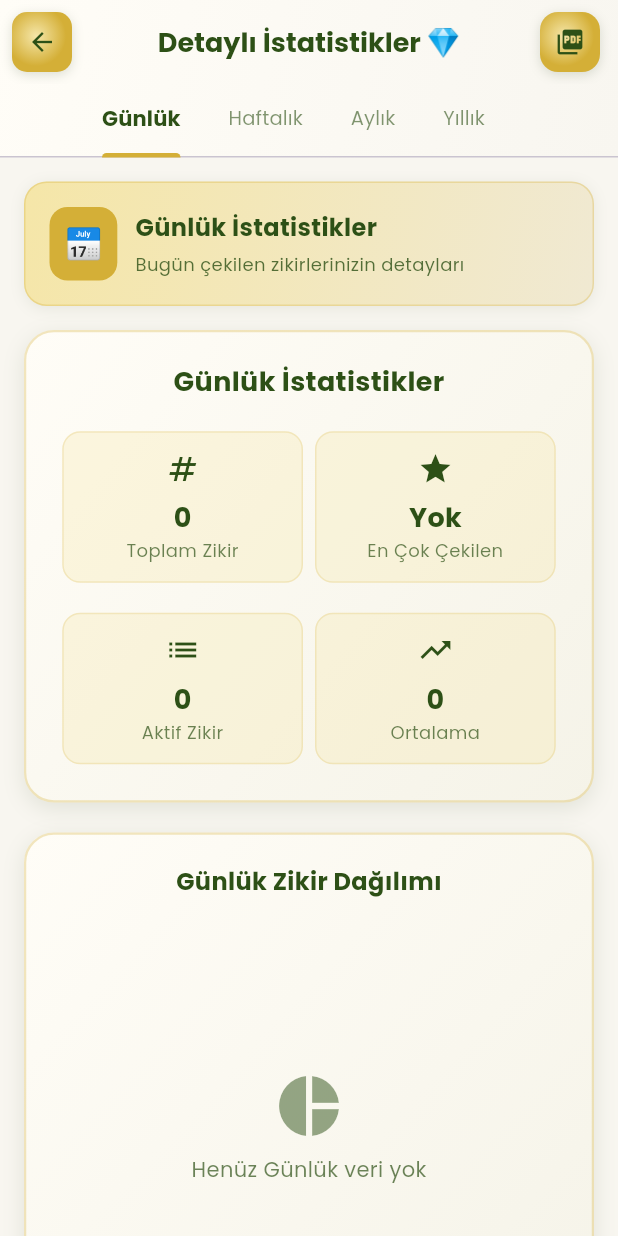
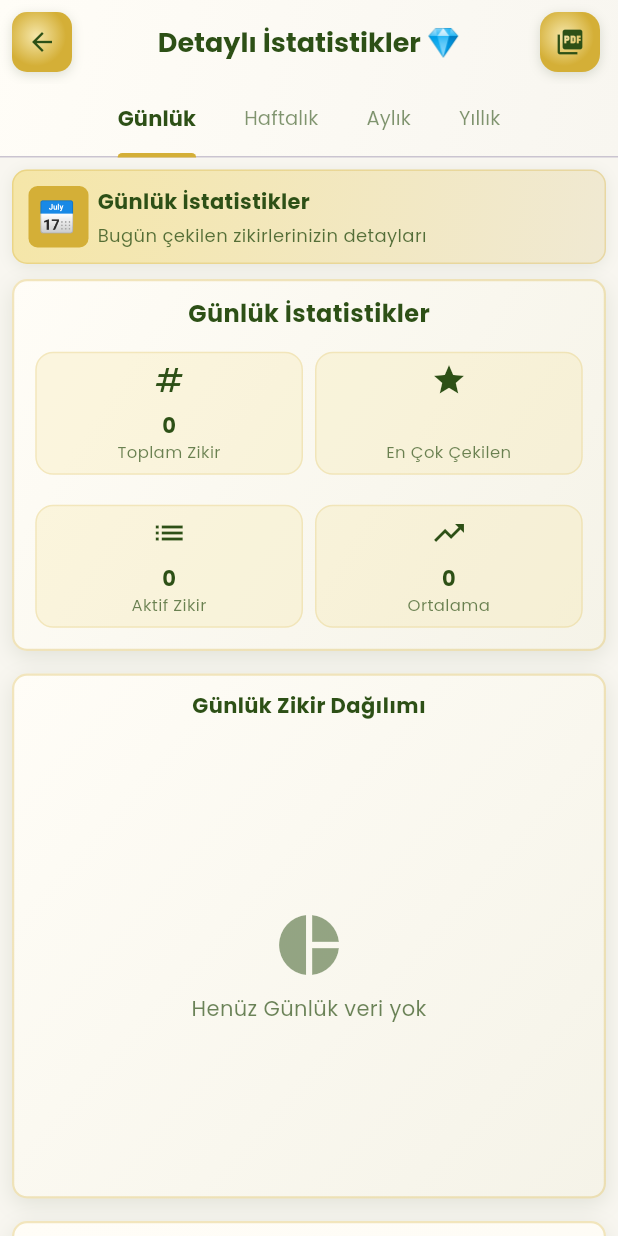
Before and after one commit to OmerDogan06/tasbeepro, a Flutter app: the StatsScreen screen opened directly, on a phone screen of 412 x 824 dp. Run offline on Flutter 3.47's test engine with Material 3 defaults, Android fonts, the phone set to English and light mode, and no system bars; our stand-ins replace audioplayers, fl_chart, flutter_local_notifications, get, google_fonts, open_file and 7 more; accounts and stored records are empty.

Commit message:
feat: Refactor widget statistics and settings screens for improved layout and usability

```diff
--- a/lib/controllers/widget_stats_controller.dart
+++ b/lib/controllers/widget_stats_controller.dart
@@ -74,7 +74,7 @@ class WidgetStatsController extends GetxController {
     return {
       'totalCount': totalCount,
       'activeZikrs': activeZikrs,
-      'mostUsed': mostUsedZikrName ?? 'Henüz zikir yok',
+      'mostUsed': mostUsedZikrName ?? '',
       'records': records.length,
     };
   }
--- a/lib/screens/stats_screen.dart
+++ b/lib/screens/stats_screen.dart
@@ -172,6 +172,9 @@ class _StatsScreenState extends State<StatsScreen>
             labelColor: emeraldGreen,
             unselectedLabelColor: emeraldGreen.withOpacity(0.6),
             indicatorColor: goldColor,
+            indicatorSize: TabBarIndicatorSize.label,
+            tabAlignment: TabAlignment.center,
+            overlayColor: MaterialStateProperty.all(Colors.transparent),
             indicatorWeight: 3,
             labelStyle: const TextStyle(
               fontWeight: FontWeight.bold,
@@ -204,20 +207,20 @@ class _StatsScreenState extends State<StatsScreen>
 
   Widget _buildPeriodStats(String period, CounterController controller) {
     return SingleChildScrollView(
-      padding: const EdgeInsets.all(16),
+      padding: const EdgeInsets.all(8),
       child: Column(
         children: [
           // Bilgi Kartı - Dönemsel açıklama
           _buildPeriodInfoCard(period),
-          const SizedBox(height: 16),
+          const SizedBox(height: 10),
 
           // Özet Kartı
           _buildSummaryCard(period, controller),
-          const SizedBox(height: 20),
+          const SizedBox(height: 15),
 
           // Grafik Kartı
           _buildChartCard(period, controller),
-          const SizedBox(height: 20),
+          const SizedBox(height: 15),
 
           // Zikir Listesi
           _buildZikrList(period, controller),
@@ -254,14 +257,14 @@ class _StatsScreenState extends State<StatsScreen>
 
     return Container(
       width: double.infinity,
-      padding: const EdgeInsets.all(16),
+      padding: const EdgeInsets.all(10),
       decoration: BoxDecoration(
         gradient: const LinearGradient(
           colors: [lightGold, Color(0xFFF0E9D2)],
           begin: Alignment.topLeft,
           end: Alignment.bottomRight,
         ),
-        borderRadius: BorderRadius.circular(15),
+        borderRadius: BorderRadius.circular(10),
         border: Border.all(color: goldColor.withOpacity(0.3), width: 1),
         boxShadow: [
           BoxShadow(
@@ -274,17 +277,18 @@ class _StatsScreenState extends State<StatsScreen>
       child: Row(
         children: [
           Container(
-            padding: const EdgeInsets.all(10),
+            width: 40,
+            padding: const EdgeInsets.all(6),
             decoration: BoxDecoration(
               color: goldColor,
-              borderRadius: BorderRadius.circular(12),
+              borderRadius: BorderRadius.circular(6),
             ),
             child: Text(
               emoji,
               style: const TextStyle(fontSize: 20),
             ),
           ),
-          const SizedBox(width: 12),
+          const SizedBox(width: 6),
           Expanded(
             child: Column(
               crossAxisAlignment: CrossAxisAlignment.start,
@@ -292,7 +296,7 @@ class _StatsScreenState extends State<StatsScreen>
                 Text(
                   '$period İstatistikler',
                   style: const TextStyle(
-                    fontSize: 16,
+                    fontSize: 14,
                     fontWeight: FontWeight.bold,
                     color: emeraldGreen,
                   ),
@@ -318,14 +322,14 @@ class _StatsScreenState extends State<StatsScreen>
 
     return Container(
       width: double.infinity,
-      padding: const EdgeInsets.all(20),
+      padding: const EdgeInsets.all(10),
       decoration: BoxDecoration(
         gradient: const LinearGradient(
           begin: Alignment.topLeft,
           end: Alignment.bottomRight,
           colors: [Color(0xFFFFFDF7), Color(0xFFF5F3E8)],
         ),
-        borderRadius: BorderRadius.circular(20),
+        borderRadius: BorderRadius.circular(10),
         border: Border.all(color: goldColor.withOpacity(0.3), width: 1.5),
         boxShadow: [
           BoxShadow(
@@ -340,12 +344,12 @@ class _StatsScreenState extends State<StatsScreen>
           Text(
             '$period İstatistikler',
             style: const TextStyle(
-              fontSize: 18,
+              fontSize: 16,
               fontWeight: FontWeight.bold,
               color: emeraldGreen,
             ),
           ),
-          const SizedBox(height: 16),
+          const SizedBox(height: 10),
           Row(
             children: [
               Expanded(
@@ -358,7 +362,7 @@ class _StatsScreenState extends State<StatsScreen>
               Expanded(
                 child: _buildStatItem(
                   'En Çok Çekilen',
-                  stats['mostUsed'] ?? 'Yok',
+                  stats['mostUsed'] ?? '',
                   Icons.star,
                 ),
               ),
@@ -391,7 +395,7 @@ class _StatsScreenState extends State<StatsScreen>
   Widget _buildStatItem(String title, String value, IconData icon) {
     return Container(
       margin: const EdgeInsets.all(4),
-      padding: const EdgeInsets.all(12),
+      padding: const EdgeInsets.all(6),
       decoration: BoxDecoration(
         color: lightGold.withOpacity(0.3),
         borderRadius: BorderRadius.circular(12),
@@ -404,7 +408,7 @@ class _StatsScreenState extends State<StatsScreen>
           Text(
             value,
             style: const TextStyle(
-              fontSize: 18,
+              fontSize: 14,
               fontWeight: FontWeight.bold,
               color: emeraldGreen,
             ),
@@ -412,7 +416,7 @@ class _StatsScreenState extends State<StatsScreen>
           Text(
             title,
             style: TextStyle(
-              fontSize: 12,
+              fontSize: 11,
               color: emeraldGreen.withOpacity(0.7),
             ),
             textAlign: TextAlign.center,
@@ -427,14 +431,14 @@ class _StatsScreenState extends State<StatsScreen>
 
     return Container(
       height: 350, // Biraz daha yüksek yapalım
-      padding: const EdgeInsets.all(20),
+      padding: const EdgeInsets.all(10),
       decoration: BoxDecoration(
         gradient: const LinearGradient(
           begin: Alignment.topLeft,
           end: Alignment.bottomRight,
           colors: [Color(0xFFFFFDF7), Color(0xFFF5F3E8)],
         ),
-        borderRadius: BorderRadius.circular(20),
+        borderRadius: BorderRadius.circular(10),
         border: Border.all(color: goldColor.withOpacity(0.3), width: 1.5),
         boxShadow: [
           BoxShadow(
@@ -449,7 +453,7 @@ class _StatsScreenState extends State<StatsScreen>
           Text(
             '$period Zikir Dağılımı',
             style: const TextStyle(
-              fontSize: 16,
+              fontSize: 14,
               fontWeight: FontWeight.bold,
               color: emeraldGreen,
             ),
@@ -563,14 +567,14 @@ class _StatsScreenState extends State<StatsScreen>
 
   Widget _buildZikrList(String period, CounterController controller) {
     return Container(
-      padding: const EdgeInsets.all(20),
+      padding: const EdgeInsets.all(10),
       decoration: BoxDecoration(
         gradient: const LinearGradient(
           begin: Alignment.topLeft,
           end: Alignment.bottomRight,
           colors: [Color(0xFFFFFDF7), Color(0xFFF5F3E8)],
         ),
-        borderRadius: BorderRadius.circular(20),
+        borderRadius: BorderRadius.circular(10),
         border: Border.all(color: goldColor.withOpacity(0.3), width: 1.5),
         boxShadow: [
           BoxShadow(
@@ -586,12 +590,12 @@ class _StatsScreenState extends State<StatsScreen>
           Text(
             '$period Zikir Detayları',
             style: const TextStyle(
-              fontSize: 16,
+              fontSize: 14,
               fontWeight: FontWeight.bold,
               color: emeraldGreen,
             ),
           ),
-          const SizedBox(height: 16),
+          const SizedBox(height: 10),
           ...controller.getAllZikrs().map((zikr) {
             final count = controller.getZikrCountForPeriod(zikr.id, period);
             return Container(
```
Also changed, not shown: lib/screens/settings_screen.dart (+3 -26 lines), lib/screens/widget_stats_screen.dart (+48 -40 lines).
